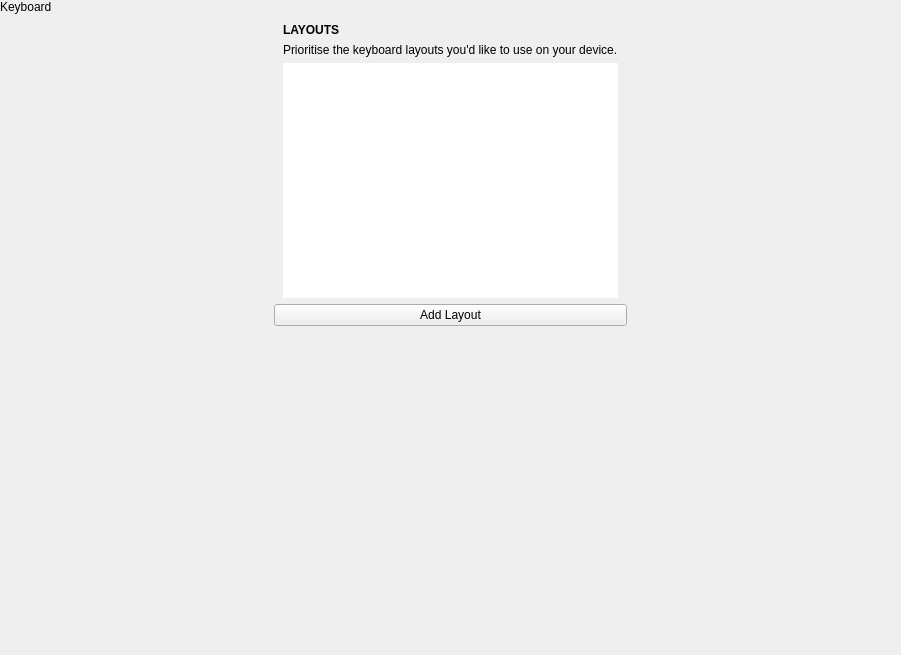
First picture: the form in plugins/InputPlugin/settings/keyboardsettings.ui, repository theCheeseboard/thedesk, before the edit.
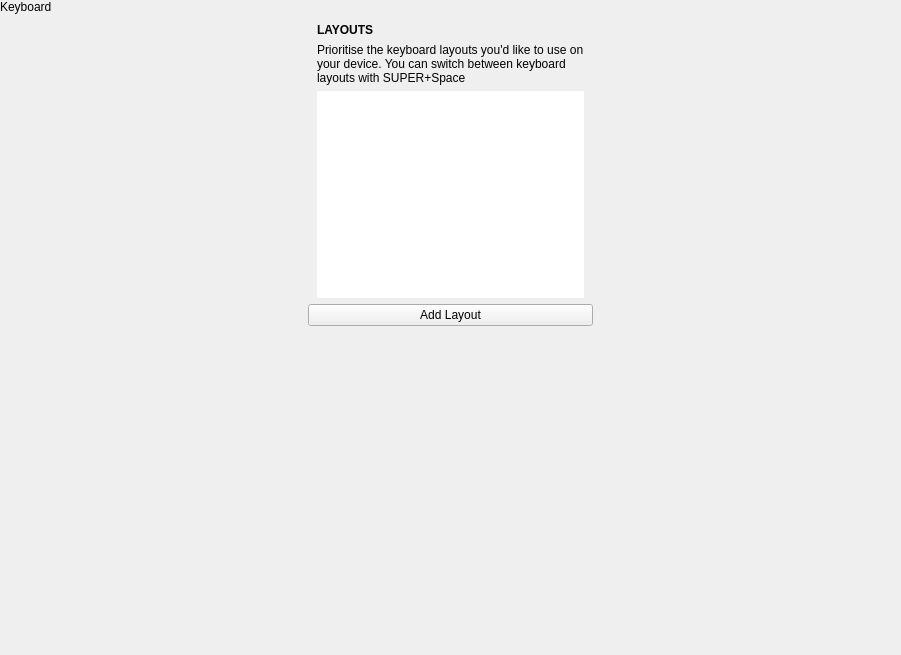
Second picture: the form after the edit. Icons and pictures are not drawn. Custom widgets are drawn as their Qt base class.

```diff
--- a/plugins/InputPlugin/settings/keyboardsettings.ui
+++ b/plugins/InputPlugin/settings/keyboardsettings.ui
@@ -110,7 +110,10 @@
             <item>
              <widget class="QLabel" name="label_3">
               <property name="text">
-               <string>Prioritise the keyboard layouts you'd like to use on your device.</string>
+               <string>Prioritise the keyboard layouts you'd like to use on your device. You can switch between keyboard layouts with SUPER+Space</string>
+              </property>
+              <property name="wordWrap">
+               <bool>true</bool>
               </property>
              </widget>
             </item>
```
